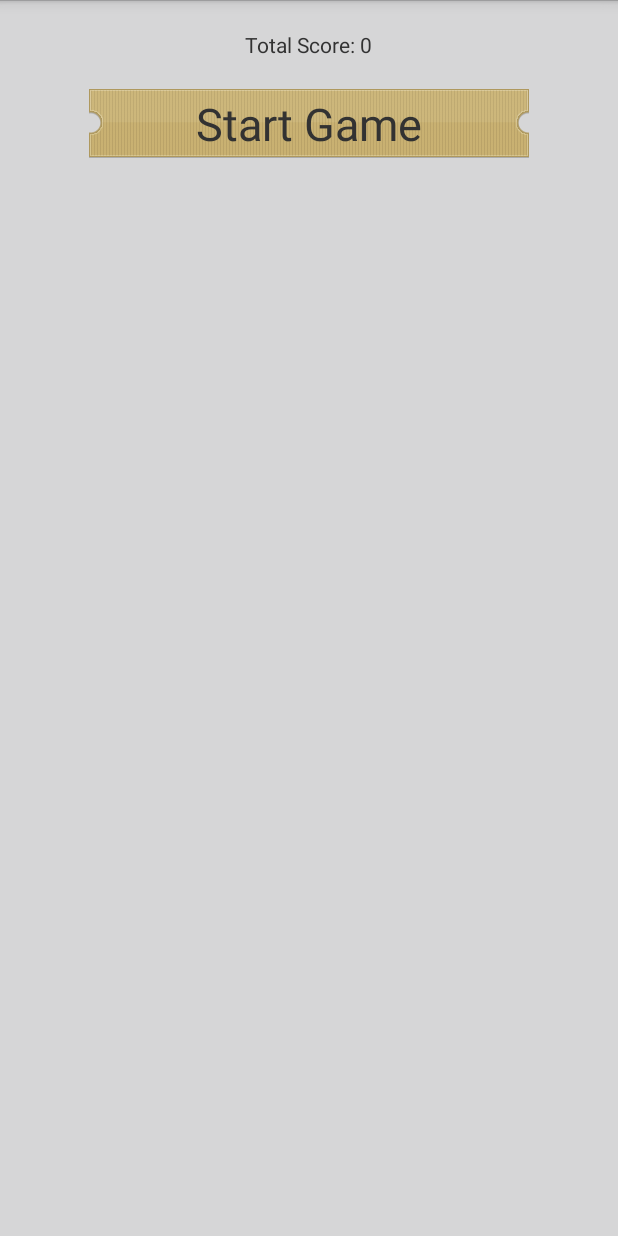
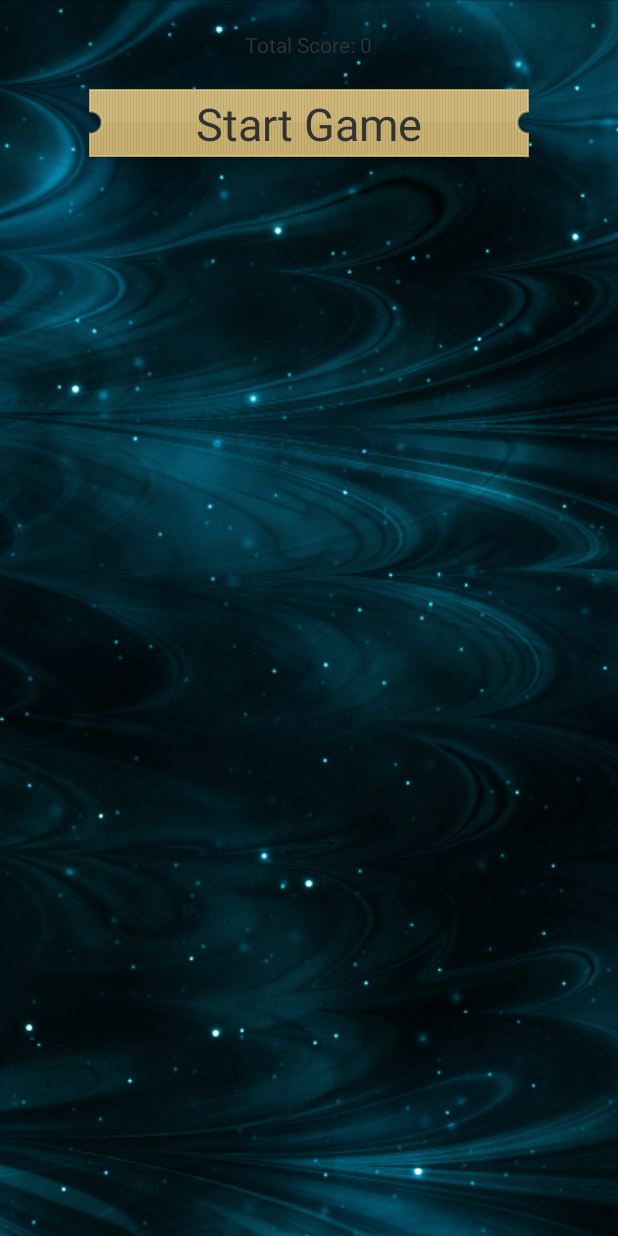
Before and after one commit to SoapSeller/MidWorx, an Android app: the screen it shows after launch (LoginActivity), on a phone screen of 412 x 824 dp. Run offline under Robolectric (Android 15) with nearby library versions, the light colour scheme and no system bars; network calls fail.

Commit message:
Made BackgroundFun configurable via attribute tile_image.
For now, the login activity sports a blue nebula and the main activity
has a green one, but this is just to show that it can easily be changed.

```diff
--- a/MidWorx/src/main/java/com/fun/midworx/views/BackgroundFun.java
+++ b/MidWorx/src/main/java/com/fun/midworx/views/BackgroundFun.java
@@ -1,6 +1,7 @@
 package com.fun.midworx.views;
 
 import android.content.Context;
+import android.content.res.TypedArray;
 import android.graphics.Bitmap;
 import android.graphics.BitmapFactory;
 import android.graphics.Canvas;
@@ -18,56 +19,82 @@ import com.fun.midworx.R;
  */
 public class BackgroundFun extends View {
 
-    private Bitmap cow;
+    private Bitmap tile;
     private float scrollX;
     private int tilesX;
     private int tilesY;
 
+    private static final int DEFAULT_IMG = R.drawable.peacock_blues_5;
+
     public BackgroundFun(Context context) {
         super(context);
-        loadImage();
+        loadImage(DEFAULT_IMG);
     }
 
     public BackgroundFun(Context context, AttributeSet attrs) {
         super(context, attrs);
-        loadImage();
+        parseAttributes(context, attrs);
     }
 
     public BackgroundFun(Context context, AttributeSet attrs, int defStyle) {
         super(context, attrs, defStyle);
-        loadImage();
+        parseAttributes(context, attrs);
     }
 
-    private void loadImage() {
-        cow = BitmapFactory.decodeResource(getResources(), R.drawable.peacock_blues_5);
+    /**
+     * Reads the attribute tile_image and prepares the resources.
+     *
+     * @param context from ctor
+     * @param attrs from ctor
+     */
+    private void parseAttributes(Context context, AttributeSet attrs) {
+        TypedArray values = context.obtainStyledAttributes(attrs, R.styleable.BackgroundFun);
+        loadImage(values.getResourceId(R.styleable.BackgroundFun_tile_image, DEFAULT_IMG));
+    }
+
+    /**
+     * Loads an image resource and stores the bitmap in 'tile'.
+     * @param resource drawable resource id
+     */
+    private void loadImage(int resource) {
+        tile = BitmapFactory.decodeResource(getResources(), resource);
         tilesX = tilesY = 1;
         scrollX = 0.0f;
 
+        // Make sure we get a callback when
         getViewTreeObserver().addOnGlobalLayoutListener(new ViewTreeObserver.OnGlobalLayoutListener() {
 
             @Override
             public void onGlobalLayout() {
-
-                // Ensure you call it only once :
+                // Ensure it gets called only once :
                 getViewTreeObserver().removeGlobalOnLayoutListener(this);
 
-                // Here you can get the size :)
-                tilesX = getWidth() / cow.getWidth() + 2;
-                tilesY = getHeight() / cow.getHeight() + 1;
+                onResize();
             }
         });
+    }
+
+    /**
+     * Called when the view is resized (see loadImage).
+     */
+    private void onResize() {
+        // Compute number of tiles horizontally/vertically
+        if (tile != null) {
+            tilesX = getWidth() / tile.getWidth() + 2;
+            tilesY = getHeight() / tile.getHeight() + 1;
+        }
     }
 
     @Override
     protected void onDraw(Canvas canvas) {
         super.onDraw(canvas);
-        int w = cow.getWidth();
-        int h = cow.getHeight();
+        int w = tile.getWidth();
+        int h = tile.getHeight();
         scrollX += 4.25;
-        while (scrollX > cow.getWidth()) scrollX -= cow.getWidth();
+        while (scrollX > tile.getWidth()) scrollX -= tile.getWidth();
         for (int x = 0; x < tilesX; x++)
             for (int y = 0; y < tilesY; y++)
-                canvas.drawBitmap(cow, x*w-scrollX, y*h, new Paint());
+                canvas.drawBitmap(tile, x*w-scrollX, y*h, new Paint());
         postInvalidateDelayed(20);
     }
 }
--- a/MidWorx/src/main/res/layout/activity_login.xml
+++ b/MidWorx/src/main/res/layout/activity_login.xml
@@ -1,10 +1,13 @@
 <FrameLayout xmlns:android="http://schemas.android.com/apk/res/android"
+             xmlns:midworx="http://schemas.android.com/apk/res-auto"
              android:layout_width="match_parent"
              android:layout_height="match_parent">
 
     <com.fun.midworx.views.BackgroundFun
             android:layout_width="match_parent"
-            android:layout_height="match_parent"/>
+            android:layout_height="match_parent"
+            midworx:tile_image="@drawable/nebula_bl"
+           />
 
 
 <RelativeLayout xmlns:android="http://schemas.android.com/apk/res/android"
--- a/MidWorx/src/main/res/layout/activity_main.xml
+++ b/MidWorx/src/main/res/layout/activity_main.xml
@@ -3,11 +3,13 @@
 <FrameLayout xmlns:android="http://schemas.android.com/apk/res/android"
              android:layout_width="match_parent"
              android:layout_height="match_parent"
-             >
+             xmlns:midworx="http://schemas.android.com/apk/res-auto"
+        >
 
     <com.fun.midworx.views.BackgroundFun
             android:layout_width="match_parent"
-            android:layout_height="match_parent"/>
+            android:layout_height="match_parent"
+            midworx:tile_image="@drawable/nebula_gr" />
 
 
     <RelativeLayout
--- a/MidWorx/src/main/res/values/attrs.xml
+++ b/MidWorx/src/main/res/values/attrs.xml
@@ -11,4 +11,8 @@
         <attr name="typeface"/>
         <attr name="is_button" format="boolean"/>
     </declare-styleable>
+
+    <declare-styleable name="BackgroundFun">
+        <attr name="tile_image" format="integer"/>
+    </declare-styleable>
 </resources>
```
Also changed, not shown: MidWorx/src/main/res/drawable/nebula_bl.jpg (added), MidWorx/src/main/res/drawable/nebula_gr.jpg (added).
